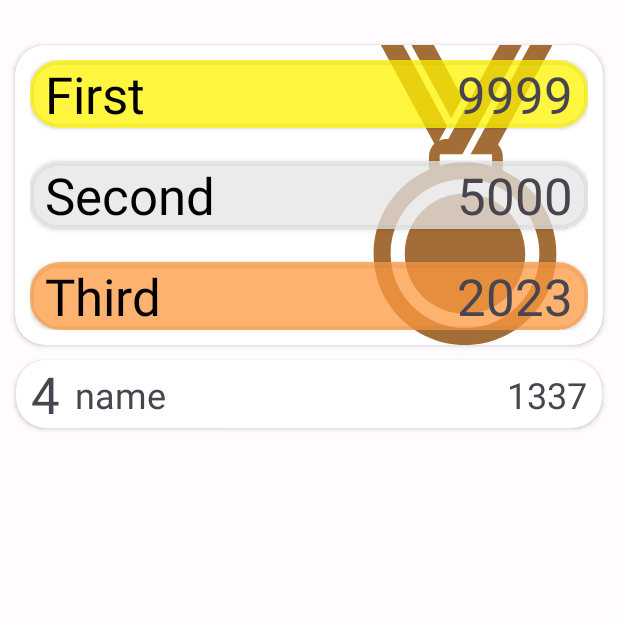
After one commit to cdkontos/history_quiz, an Android app: the LeaderboardActivity screen opened directly, with no data from a screen before it, on a phone screen of 412 x 824 dp, the top half of it. The commit adds this screen. Run offline under Robolectric (Android 15) with nearby library versions, the phone set to English and light mode, and no system bars.

Commit message:
Added LeaderboardActivity.

```diff
--- a/app/src/main/AndroidManifest.xml
+++ b/app/src/main/AndroidManifest.xml
@@ -12,6 +12,9 @@
         android:supportsRtl="true"
         android:theme="@style/Theme.History_quiz"
         tools:targetApi="31">
+        <activity
+            android:name=".LeaderboardActivity"
+            android:exported="false" />
         <activity
             android:name=".QuizActivity"
             android:exported="false" />
--- /dev/null
+++ b/app/src/main/java/com/example/history_quiz/LeaderboardActivity.java
@@ -0,0 +1,14 @@
+package com.example.history_quiz;
+
+import androidx.appcompat.app.AppCompatActivity;
+
+import android.os.Bundle;
+
+public class LeaderboardActivity extends AppCompatActivity {
+
+    @Override
+    protected void onCreate(Bundle savedInstanceState) {
+        super.onCreate(savedInstanceState);
+        setContentView(R.layout.activity_leaderboard);
+    }
+}
--- a/app/src/main/java/com/example/history_quiz/MainActivity.java
+++ b/app/src/main/java/com/example/history_quiz/MainActivity.java
@@ -20,6 +20,14 @@ public class MainActivity extends AppCompatActivity {
                 startActivity(new Intent(MainActivity.this, RulesActivity.class));
             }
         });
+
+        final Button leaderboardButton = findViewById(R.id.leaderboardButton);
+        leaderboardButton.setOnClickListener(new View.OnClickListener() {
+            @Override
+            public void onClick(View v) {
+                startActivity(new Intent(MainActivity.this, LeaderboardActivity.class));
+            }
+        });
     }
 
 }
--- /dev/null
+++ b/app/src/main/res/drawable/gold_medal_8_svgrepo_com.xml
@@ -0,0 +1,15 @@
+<vector xmlns:android="http://schemas.android.com/apk/res/android"
+    android:width="800dp"
+    android:height="800dp"
+    android:viewportWidth="512"
+    android:viewportHeight="512">
+  <path
+      android:pathData="M366.31,245.71c-13.1,-13.11 -28.66,-23.71 -45.75,-31.5v-23.88c0,-7.86 -3.02,-14.99 -7.95,-20.29c-0.01,-0.01 -0.01,-0.01 -0.02,-0.02l0.02,-0.03L405.24,0h-38.11l-87.32,160.35h-0.03l-1.27,2.29l-5.02,9.23l-3.68,6.77l-4.23,7.77h35.98c0.45,1.19 0.73,2.56 0.73,3.93v16.82c-14.65,-4.55 -30.17,-7.11 -46.28,-7.11c-14.98,0 -29.5,2.13 -43.24,6.09v-15.8c0,-1.37 0.28,-2.74 0.73,-3.93h38.08l0.86,-1.54l3.36,-6.23h0.04l9.79,-18.29h-0.01l5.84,-10.8L353.03,0H314.82l-62.39,114.32l-19.1,35.23l-5.82,10.8h-2.94c-4.57,0 -8.96,1 -12.8,2.92c-0.01,0 -0.01,0.01 -0.02,0.01l0.37,-0.68l7,-12.96l6.24,-11.61L150.49,0h-38.1l91.4,168.7c-5.76,5.4 -9.31,13.14 -9.31,21.63v22.52c-18.33,7.87 -34.91,18.98 -48.79,32.85c-28.19,28.19 -45.67,67.28 -45.67,110.31c0,43.02 17.48,82.09 45.67,110.27C173.88,494.51 212.98,512 256,512c43.01,0 82.12,-17.49 110.31,-45.71c28.18,-28.19 45.67,-67.26 45.67,-110.27C411.98,313 394.49,273.9 366.31,245.71zM214.79,183.73l-0.19,0.34c0.06,-0.1 0.1,-0.22 0.17,-0.32C214.78,183.75 214.78,183.73 214.79,183.73zM345.77,445.8C322.75,468.8 291.11,482.98 256,482.98c-35.11,0 -66.75,-14.18 -89.78,-37.18c-22.99,-23.03 -37.18,-54.67 -37.18,-89.78c0,-35.11 14.18,-66.79 37.18,-89.78c15.02,-14.98 33.66,-26.22 54.6,-32.24c11.14,-3.19 22.95,-4.93 35.18,-4.93c12.05,0 23.69,1.67 34.71,4.83c21.11,5.94 39.94,17.26 55.06,32.35c23,22.99 37.19,54.67 37.19,89.78C382.96,391.14 368.77,422.77 345.77,445.8z"
+      android:fillColor="#000000"/>
+  <path
+      android:pathData="M238.22,114.42l13.25,-24.57l-48.67,-89.85l-38.21,0l67.77,125.07z"
+      android:fillColor="#000000"/>
+  <path
+      android:pathData="M328.57,283.22c-12.26,-12.19 -27.53,-21.33 -44.62,-26.12c-8.93,-2.54 -18.36,-3.88 -28.11,-3.86c-9.91,0.02 -19.47,1.44 -28.48,4.04c-16.94,4.9 -32.03,14.02 -44.17,26.17c-18.59,18.64 -30.03,44.31 -29.99,72.74c0.05,28.43 11.57,54.03 30.21,72.65c18.67,18.59 44.31,30.03 72.74,29.99c28.43,-0.05 54.03,-11.57 72.64,-30.21c18.6,-18.67 30.04,-44.31 30,-72.74C358.74,327.43 347.23,301.8 328.57,283.22z"
+      android:fillColor="#000000"/>
+</vector>
--- /dev/null
+++ b/app/src/main/res/layout/activity_leaderboard.xml
@@ -0,0 +1,234 @@
+<?xml version="1.0" encoding="utf-8"?>
+<androidx.constraintlayout.widget.ConstraintLayout xmlns:android="http://schemas.android.com/apk/res/android"
+    xmlns:app="http://schemas.android.com/apk/res-auto"
+    xmlns:tools="http://schemas.android.com/tools"
+    android:layout_width="match_parent"
+    android:layout_height="match_parent"
+    tools:context=".LeaderboardActivity">
+
+    <androidx.cardview.widget.CardView
+        android:id="@+id/cardBest"
+        android:layout_width="match_parent"
+        android:layout_height="200dp"
+        android:layout_marginStart="10dp"
+        android:layout_marginTop="30dp"
+        android:layout_marginEnd="10dp"
+        app:cardBackgroundColor="?attr/colorOnPrimary"
+        app:cardCornerRadius="20dp"
+        app:layout_constraintEnd_toEndOf="parent"
+        app:layout_constraintStart_toStartOf="parent"
+        app:layout_constraintTop_toTopOf="parent">
+
+        <ImageView
+            android:id="@+id/medal"
+            android:layout_width="200dp"
+            android:layout_height="200dp"
+            android:translationX="200dp"
+            app:srcCompat="@drawable/gold_medal_8_svgrepo_com"
+            app:tint="@color/seed" />
+
+        <androidx.constraintlayout.widget.ConstraintLayout
+            android:layout_width="match_parent"
+            android:layout_height="match_parent"
+            android:padding="10dp">
+
+            <androidx.cardview.widget.CardView
+                android:id="@+id/cardFirst"
+                android:layout_width="match_parent"
+                android:layout_height="wrap_content"
+                app:cardBackgroundColor="#BFFFF300"
+                app:cardCornerRadius="20dp"
+                app:layout_constraintTop_toTopOf="parent"
+                tools:layout_editor_absoluteX="10dp">
+
+                <androidx.constraintlayout.widget.ConstraintLayout
+                    android:layout_width="match_parent"
+                    android:layout_height="match_parent">
+
+                    <TextView
+                        android:id="@+id/name_first"
+                        android:layout_width="wrap_content"
+                        android:layout_height="wrap_content"
+                        android:paddingLeft="10dp"
+                        android:paddingRight="10dp"
+                        android:text="First"
+                        android:textColor="?android:attr/colorForeground"
+                        android:textSize="34sp"
+                        app:layout_constraintBottom_toBottomOf="parent"
+                        app:layout_constraintStart_toStartOf="parent"
+                        app:layout_constraintTop_toTopOf="parent" />
+
+                    <TextView
+                        android:id="@+id/points_first"
+                        android:layout_width="wrap_content"
+                        android:layout_height="wrap_content"
+                        android:paddingLeft="10dp"
+                        android:paddingRight="10dp"
+                        android:text="9999"
+                        android:textSize="34sp"
+                        app:layout_constraintBottom_toBottomOf="parent"
+                        app:layout_constraintEnd_toEndOf="parent"
+                        app:layout_constraintTop_toTopOf="parent" />
+
+                </androidx.constraintlayout.widget.ConstraintLayout>
+
+            </androidx.cardview.widget.CardView>
+
+            <androidx.cardview.widget.CardView
+                android:id="@+id/cardSecond"
+                android:layout_width="match_parent"
+                android:layout_height="wrap_content"
+                app:cardBackgroundColor="#BFE4E4E4"
+                app:cardCornerRadius="20dp"
+                app:layout_constraintBottom_toTopOf="@+id/cardThird"
+                app:layout_constraintTop_toBottomOf="@+id/cardFirst"
+                tools:layout_editor_absoluteX="10dp">
+
+                <androidx.constraintlayout.widget.ConstraintLayout
+                    android:layout_width="match_parent"
+                    android:layout_height="match_parent">
+
+                    <TextView
+                        android:id="@+id/name_second"
+                        android:layout_width="wrap_content"
+                        android:layout_height="wrap_content"
+                        android:paddingLeft="10dp"
+                        android:paddingRight="10dp"
+                        android:text="Second"
+                        android:textColor="?android:attr/colorForeground"
+                        android:textSize="34sp"
+                        app:layout_constraintBottom_toBottomOf="parent"
+                        app:layout_constraintStart_toStartOf="parent"
+                        app:layout_constraintTop_toTopOf="parent" />
+
+                    <TextView
+                        android:id="@+id/points_second"
+                        android:layout_width="wrap_content"
+                        android:layout_height="wrap_content"
+                        android:paddingLeft="10dp"
+                        android:paddingRight="10dp"
+                        android:text="5000"
+                        android:textSize="34sp"
+                        app:layout_constraintBottom_toBottomOf="parent"
+                        app:layout_constraintEnd_toEndOf="parent"
+                        app:layout_constraintTop_toTopOf="parent" />
+                </androidx.constraintlayout.widget.ConstraintLayout>
+
+            </androidx.cardview.widget.CardView>
+
+            <androidx.cardview.widget.CardView
+                android:id="@+id/cardThird"
+                android:layout_width="match_parent"
+                android:layout_height="wrap_content"
+                app:cardBackgroundColor="#BFFD9941"
+                app:cardCornerRadius="20dp"
+                app:layout_constraintBottom_toBottomOf="parent"
+                tools:layout_editor_absoluteX="10dp">
+
+                <androidx.constraintlayout.widget.ConstraintLayout
+                    android:layout_width="match_parent"
+                    android:layout_height="match_parent">
+
+                    <TextView
+                        android:id="@+id/name_third"
+                        android:layout_width="wrap_content"
+                        android:layout_height="wrap_content"
+                        android:paddingLeft="10dp"
+                        android:paddingRight="10dp"
+                        android:text="Third"
+                        android:textColor="?android:attr/colorForeground"
+                        android:textSize="34sp"
+                        app:layout_constraintBottom_toBottomOf="parent"
+                        app:layout_constraintStart_toStartOf="parent"
+                        app:layout_constraintTop_toTopOf="parent" />
+
+                    <TextView
+                        android:id="@+id/points_third"
+                        android:layout_width="wrap_content"
+                        android:layout_height="wrap_content"
+                        android:paddingLeft="10dp"
+                        android:paddingRight="10dp"
+                        android:text="2023"
+                        android:textSize="34sp"
+                        app:layout_constraintBottom_toBottomOf="parent"
+                        app:layout_constraintEnd_toEndOf="parent"
+                        app:layout_constraintTop_toTopOf="parent" />
+                </androidx.constraintlayout.widget.ConstraintLayout>
+
+            </androidx.cardview.widget.CardView>
+        </androidx.constraintlayout.widget.ConstraintLayout>
+    </androidx.cardview.widget.CardView>
+
+    <ScrollView
+        android:id="@+id/scrollBoard"
+        android:layout_width="match_parent"
+        android:layout_height="0dp"
+        android:layout_marginStart="5dp"
+        android:layout_marginEnd="5dp"
+        android:layout_marginBottom="10dp"
+        app:layout_constraintBottom_toBottomOf="parent"
+        app:layout_constraintEnd_toEndOf="parent"
+        app:layout_constraintStart_toStartOf="parent"
+        app:layout_constraintTop_toBottomOf="@+id/cardBest">
+
+        <LinearLayout
+            android:layout_width="match_parent"
+            android:layout_height="wrap_content"
+            android:orientation="vertical"
+            android:paddingBottom="10dp">
+
+            <androidx.cardview.widget.CardView
+                android:layout_width="match_parent"
+                android:layout_height="match_parent"
+                android:layout_marginLeft="5dp"
+                android:layout_marginTop="10dp"
+                android:layout_marginRight="5dp"
+                android:layout_marginBottom="5dp"
+                app:cardCornerRadius="20dp">
+
+                <androidx.constraintlayout.widget.ConstraintLayout
+                    android:layout_width="match_parent"
+                    android:layout_height="match_parent">
+
+                    <TextView
+                        android:id="@+id/leader_pos"
+                        android:layout_width="wrap_content"
+                        android:layout_height="wrap_content"
+                        android:layout_marginStart="10dp"
+                        android:text="4"
+                        android:textSize="34sp"
+                        app:layout_constraintBottom_toBottomOf="parent"
+                        app:layout_constraintStart_toStartOf="parent"
+                        app:layout_constraintTop_toTopOf="parent" />
+
+                    <TextView
+                        android:id="@+id/leader_name"
+                        android:layout_width="wrap_content"
+                        android:layout_height="wrap_content"
+                        android:layout_marginStart="10dp"
+                        android:text="name"
+                        android:textSize="24sp"
+                        app:layout_constraintBottom_toBottomOf="parent"
+                        app:layout_constraintStart_toEndOf="@+id/leader_pos"
+                        app:layout_constraintTop_toTopOf="parent" />
+
+                    <TextView
+                        android:id="@+id/points"
+                        android:layout_width="wrap_content"
+                        android:layout_height="wrap_content"
+                        android:layout_marginEnd="10dp"
+                        android:layout_weight="1"
+                        android:text="1337"
+                        android:textAlignment="viewEnd"
+                        android:textSize="24sp"
+                        app:layout_constraintBottom_toBottomOf="parent"
+                        app:layout_constraintEnd_toEndOf="parent"
+                        app:layout_constraintTop_toTopOf="parent" />
+                </androidx.constraintlayout.widget.ConstraintLayout>
+
+            </androidx.cardview.widget.CardView>
+
+        </LinearLayout>
+    </ScrollView>
+
+</androidx.constraintlayout.widget.ConstraintLayout>
--- a/app/src/main/res/layout/activity_main.xml
+++ b/app/src/main/res/layout/activity_main.xml
@@ -73,7 +73,7 @@
         app:layout_constraintStart_toStartOf="parent" />
 
     <Button
-        android:id="@+id/button"
+        android:id="@+id/leaderboardButton"
         style="@style/Widget.MaterialComponents.Button"
         android:layout_width="250dp"
         android:layout_height="65dp"
```
